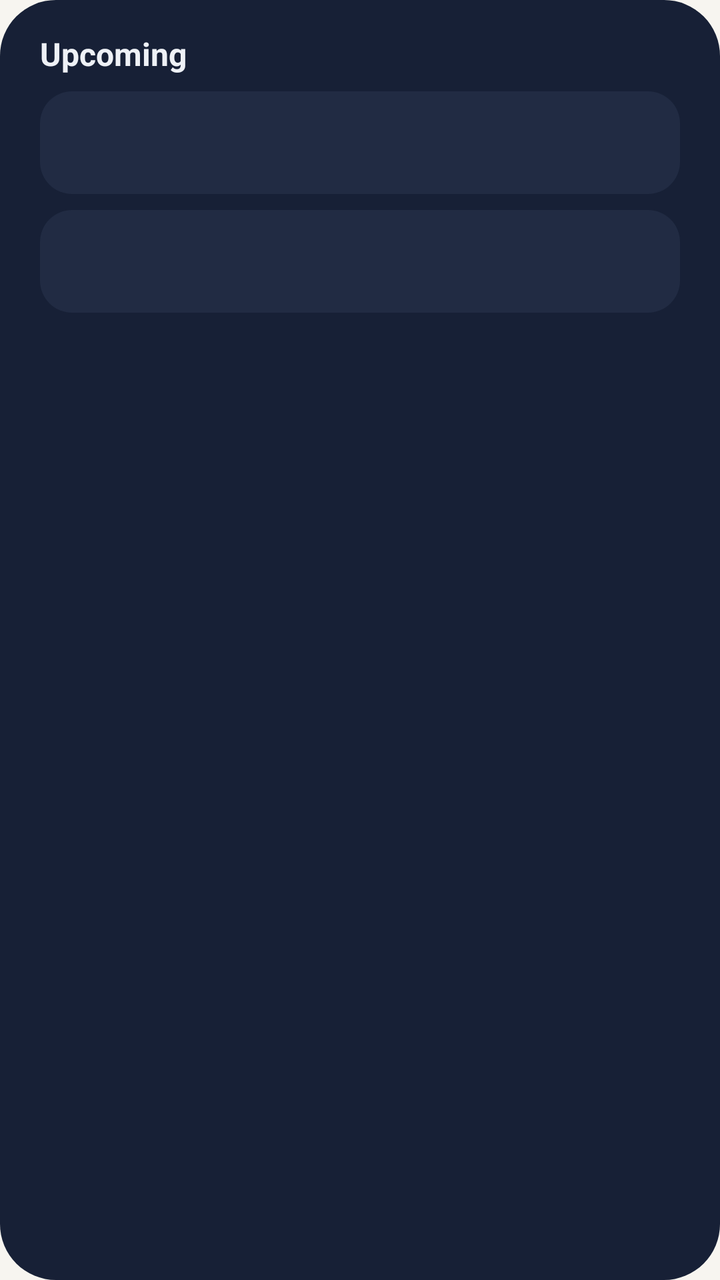
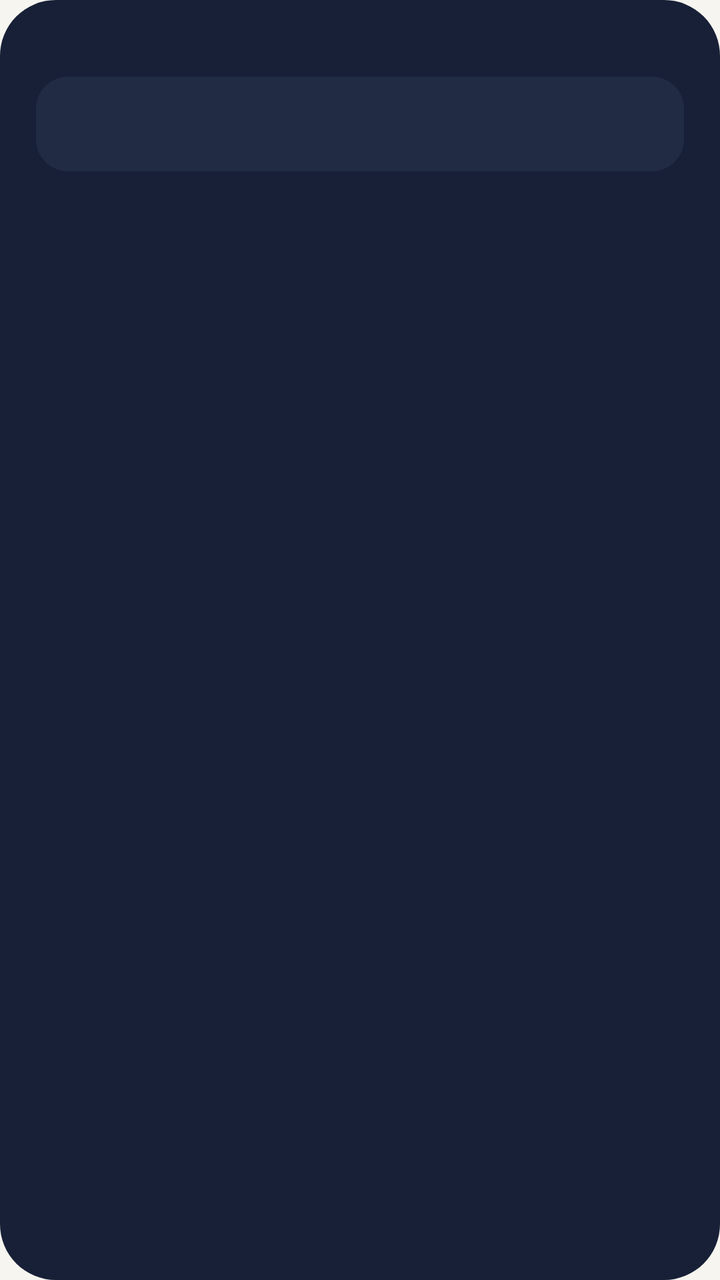

Screens rendered from an Android XML layout before and after an edit, with the pre-edit source and the edit as a unified diff.
<!-- AndroidManifest.xml: application theme Theme.Kharcha -->
<!-- res/layout/deck_card_upcoming.xml -->
<?xml version="1.0" encoding="utf-8"?>
<LinearLayout xmlns:android="http://schemas.android.com/apk/res/android"
    android:id="@+id/card"
    android:layout_width="match_parent"
    android:layout_height="match_parent"
    android:background="@drawable/widget_card_bg"
    android:orientation="vertical"
    android:paddingHorizontal="20dp"
    android:paddingVertical="16dp">

    <LinearLayout
        android:layout_width="match_parent"
        android:layout_height="wrap_content"
        android:orientation="horizontal">

        <TextView
            style="@style/WidgetTitle"
            android:layout_width="0dp"
            android:layout_height="wrap_content"
            android:layout_weight="1"
            android:text="Upcoming" />

        <TextView
            android:id="@+id/up_total"
            style="@style/WidgetLabel"
            android:layout_width="wrap_content"
            android:layout_height="wrap_content"
            android:textSize="12sp" />
    </LinearLayout>

    <LinearLayout
        android:id="@+id/up_row1"
        android:layout_width="match_parent"
        android:layout_height="wrap_content"
        android:layout_marginTop="8dp"
        android:background="@drawable/widget_row_bg"
        android:gravity="center_vertical"
        android:orientation="horizontal"
        android:paddingHorizontal="12dp"
        android:paddingVertical="8dp">

        <LinearLayout
            android:layout_width="0dp"
            android:layout_height="wrap_content"
            android:layout_weight="1"
            android:orientation="vertical">

            <TextView
                android:id="@+id/up_label1"
                style="@style/WidgetTitle"
                android:layout_width="wrap_content"
                android:layout_height="wrap_content"
                android:textSize="14sp" />

            <TextView
                android:id="@+id/up_when1"
                style="@style/WidgetLabel"
                android:layout_width="wrap_content"
                android:layout_height="wrap_content"
                android:textSize="12sp" />
        </LinearLayout>

        <TextView
            android:id="@+id/up_amount1"
            style="@style/WidgetTitle"
            android:layout_width="wrap_content"
            android:layout_height="wrap_content"
            android:layout_marginStart="8dp"
            android:textSize="15sp" />
    </LinearLayout>

    <LinearLayout
        android:id="@+id/up_row2"
        android:layout_width="match_parent"
        android:layout_height="wrap_content"
        android:layout_marginTop="8dp"
        android:background="@drawable/widget_row_bg"
        android:gravity="center_vertical"
        android:orientation="horizontal"
        android:paddingHorizontal="12dp"
        android:paddingVertical="8dp">

        <LinearLayout
            android:layout_width="0dp"
            android:layout_height="wrap_content"
            android:layout_weight="1"
            android:orientation="vertical">

            <TextView
                android:id="@+id/up_label2"
                style="@style/WidgetTitle"
                android:layout_width="wrap_content"
                android:layout_height="wrap_content"
                android:textSize="14sp" />

            <TextView
                android:id="@+id/up_when2"
                style="@style/WidgetLabel"
                android:layout_width="wrap_content"
                android:layout_height="wrap_content"
                android:textSize="12sp" />
        </LinearLayout>

        <TextView
            android:id="@+id/up_amount2"
            style="@style/WidgetTitle"
            android:layout_width="wrap_content"
            android:layout_height="wrap_content"
            android:layout_marginStart="8dp"
            android:textSize="15sp" />
    </LinearLayout>
</LinearLayout>
<!-- resources referenced by this layout -->
<resources>
  <!-- drawable widget_card_bg (drawable) -->
  <?xml version="1.0" encoding="utf-8"?>
  <shape xmlns:android="http://schemas.android.com/apk/res/android" android:shape="rectangle">
      <solid android:color="#172036" />
      <corners android:radius="28dp" />
  </shape>
  <!-- drawable widget_row_bg (drawable) -->
  <?xml version="1.0" encoding="utf-8"?>
  <shape xmlns:android="http://schemas.android.com/apk/res/android" android:shape="rectangle">
      <solid android:color="#212B43" />
      <corners android:radius="16dp" />
  </shape>
  <style name="WidgetLabel">
          <item name="android:textColor">@color/widget_muted</item>
          <item name="android:textSize">13sp</item>
          <item name="android:maxLines">1</item>
          <item name="android:ellipsize">end</item>
      </style>
  <style name="WidgetTitle">
          <item name="android:textColor">@color/widget_text</item>
          <item name="android:textSize">16sp</item>
          <item name="android:textStyle">bold</item>
          <item name="android:maxLines">1</item>
          <item name="android:ellipsize">end</item>
      </style>
  <style name="Theme.Kharcha" parent="android:Theme.Material.Light.NoActionBar">
          <item name="android:windowBackground">@color/background</item>
          <item name="android:statusBarColor">@android:color/transparent</item>
          <item name="android:navigationBarColor">@android:color/transparent</item>
      </style>
  <color name="widget_muted">#B4BCCB</color>
  <color name="widget_text">#EEF1F6</color>
  <color name="background">#F7F5F0</color>
</resources>

<!-- the commit's change to res/layout/deck_card_upcoming.xml (unified diff, before → after) -->
@@ -5,39 +5,27 @@
     android:layout_height="match_parent"
     android:background="@drawable/widget_card_bg"
     android:orientation="vertical"
-    android:paddingHorizontal="20dp"
-    android:paddingVertical="16dp">
+    android:paddingHorizontal="18dp"
+    android:paddingVertical="12dp">
 
-    <LinearLayout
+    <TextView
+        android:id="@+id/up_total"
+        style="@style/WidgetTitle"
         android:layout_width="match_parent"
         android:layout_height="wrap_content"
-        android:orientation="horizontal">
-
-        <TextView
-            style="@style/WidgetTitle"
-            android:layout_width="0dp"
-            android:layout_height="wrap_content"
-            android:layout_weight="1"
-            android:text="Upcoming" />
-
-        <TextView
-            android:id="@+id/up_total"
-            style="@style/WidgetLabel"
-            android:layout_width="wrap_content"
-            android:layout_height="wrap_content"
-            android:textSize="12sp" />
-    </LinearLayout>
+        android:layout_marginEnd="36dp"
+        android:textSize="15sp" />
 
     <LinearLayout
         android:id="@+id/up_row1"
         android:layout_width="match_parent"
         android:layout_height="wrap_content"
-        android:layout_marginTop="8dp"
+        android:layout_marginTop="6dp"
         android:background="@drawable/widget_row_bg"
         android:gravity="center_vertical"
         android:orientation="horizontal"
         android:paddingHorizontal="12dp"
-        android:paddingVertical="8dp">
+        android:paddingVertical="6dp">
 
         <LinearLayout
             android:layout_width="0dp"
@@ -66,19 +54,20 @@
             android:layout_width="wrap_content"
             android:layout_height="wrap_content"
             android:layout_marginStart="8dp"
-            android:textSize="15sp" />
+            android:textSize="14sp" />
     </LinearLayout>
 
     <LinearLayout
         android:id="@+id/up_row2"
         android:layout_width="match_parent"
         android:layout_height="wrap_content"
-        android:layout_marginTop="8dp"
+        android:layout_marginTop="6dp"
         android:background="@drawable/widget_row_bg"
         android:gravity="center_vertical"
         android:orientation="horizontal"
         android:paddingHorizontal="12dp"
-        android:paddingVertical="8dp">
+        android:paddingVertical="6dp"
+        android:visibility="gone">
 
         <LinearLayout
             android:layout_width="0dp"
@@ -107,6 +96,6 @@
             android:layout_width="wrap_content"
             android:layout_height="wrap_content"
             android:layout_marginStart="8dp"
-            android:textSize="15sp" />
+            android:textSize="14sp" />
     </LinearLayout>
 </LinearLayout>
